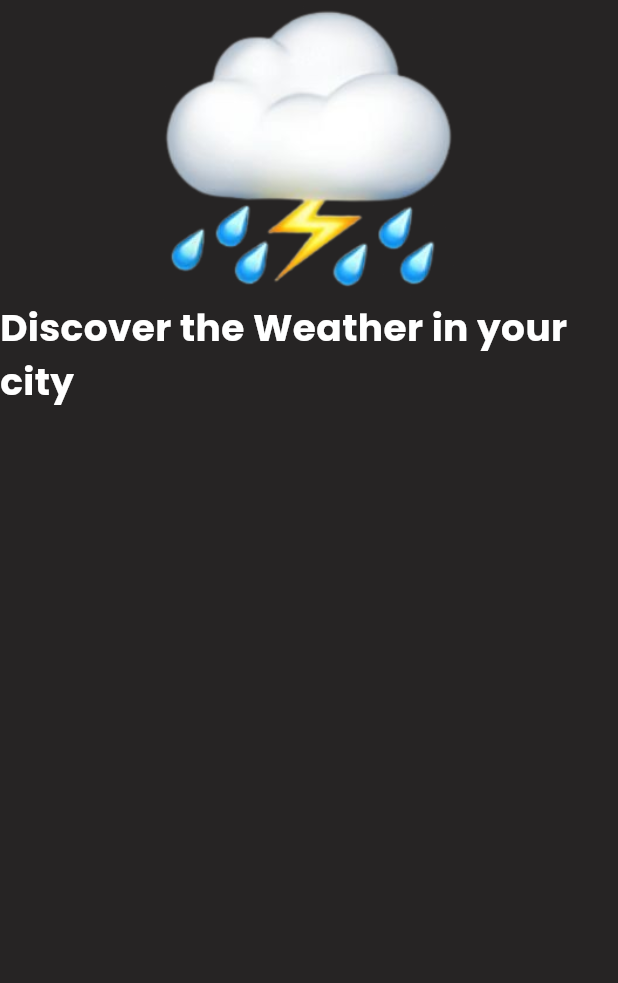
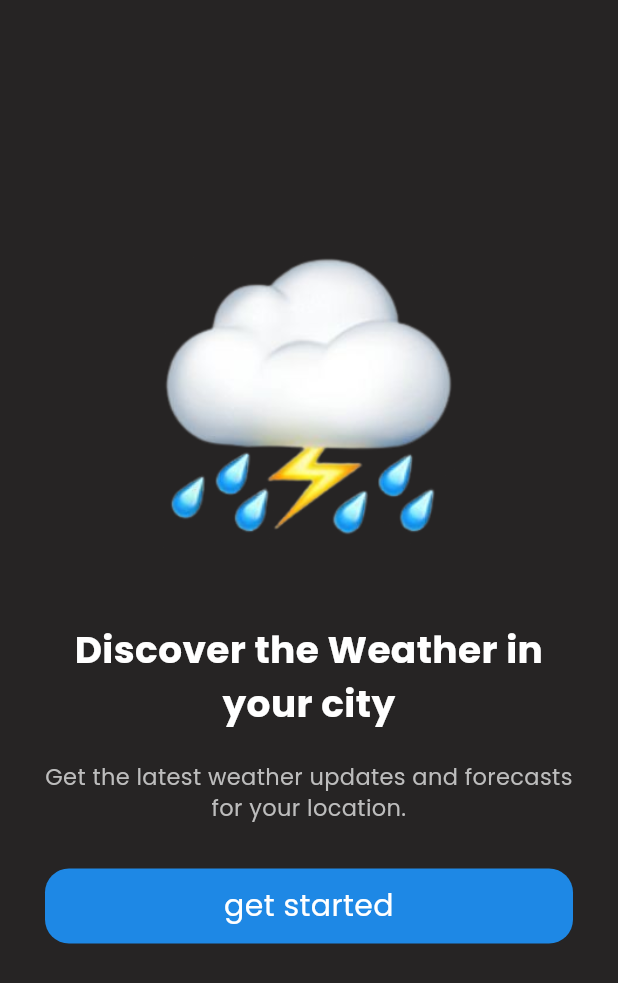
Before and after one commit to Akhi1Babu/weather_app, a Flutter app: the screen it shows after launch, on a phone screen of 412 x 824 dp. Shown: the top 983 px of the screen. Run offline on Flutter 3.47's test engine with Material 3 defaults, Android fonts, the phone set to English and light mode, and no system bars.

Commit message:
Enhance loading screen layout and styling for improved user experience

```diff
--- a/lib/loading_screen.dart
+++ b/lib/loading_screen.dart
@@ -16,20 +16,68 @@ class _LoadingScreenState extends State<LoadingScreen> {
         backgroundColor: const Color.fromARGB(255, 38, 36, 36),
         body: Expanded(
           child: Column(
+            crossAxisAlignment: CrossAxisAlignment.stretch,
+            mainAxisAlignment: MainAxisAlignment.center,
             children: [
               Image.asset(
                 'images/cloud_intro.png',
                 height: 200,
                 width: 200,
               ),
+              const SizedBox(
+                height: 50,
+              ),
               Container(
+                padding: EdgeInsets.symmetric(horizontal: 30),
                 child: const Text(
                   'Discover the Weather in your city',
+                  textAlign: TextAlign.center,
                   style: TextStyle(
                     fontFamily: 'Poppins-bold',
                     fontSize: 25,
                     color: Colors.white,
                     fontWeight: FontWeight.w600,
+                  ),
+                ),
+              ),
+              const SizedBox(
+                height: 20,
+              ),
+              Container(
+                margin: EdgeInsets.symmetric(horizontal: 30),
+                child: Text(
+
+                  "Get the latest weather updates and forecasts for your location.",
+                  textAlign: TextAlign.center,
+                  style: TextStyle(
+                    fontFamily: 'Poppins-regular',
+                    fontSize: 15,
+                    color: Colors.grey[400],
+                    fontWeight: FontWeight.w400,
+                  ),
+                ),
+              ),
+              GestureDetector(
+                onTap: (){},
+                child: Container(
+                  margin: EdgeInsets.all(30),
+                  height: 50,
+                  decoration: BoxDecoration(
+                    color: Colors.blue[600],
+                    borderRadius: BorderRadius.circular(16),
+
+
+                  ),
+                  child: Center(
+                    child: Text("get started",
+                      textAlign: TextAlign.center,
+                      style: TextStyle(
+                        fontFamily: 'Poppins-regular',
+                        fontSize: 20,
+                        color: Colors.white,
+                        fontWeight: FontWeight.w400,
+                      ),
+                    ),
                   ),
                 ),
               )
```
